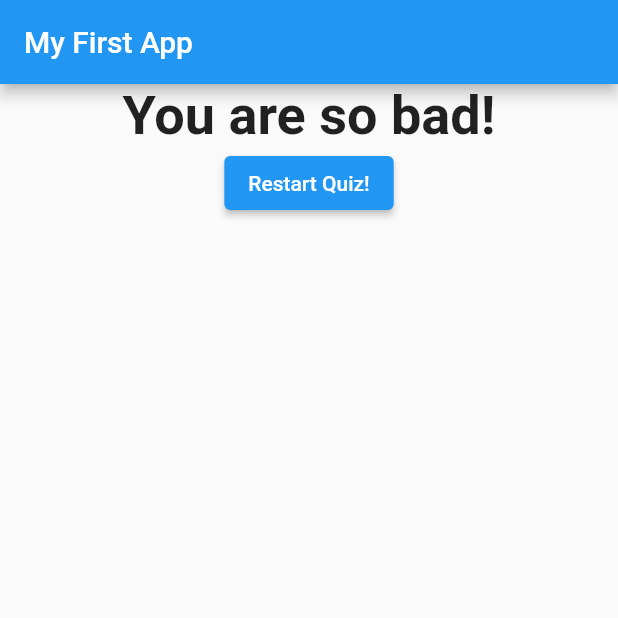
After one commit to bjamyl/flutter-demo, a Flutter app: the screen it shows after launch, after a tap on "Black", after a tap on "Sheep", after a tap on "Tyrese", on a phone screen of 412 x 824 dp, the top half of it. The commit adds this screen. Run offline on Flutter 3.47's test engine with Material 2 defaults, Android fonts, the phone set to English and light mode, and no system bars.

Commit message:
seperated app into widget

```diff
--- a/lib/answer.dart
+++ b/lib/answer.dart
@@ -4,7 +4,7 @@ class Answer extends StatelessWidget {
   final VoidCallback selectHandler;
   final String answerText;
 
-  Answer(this.selectHandler, this.answerText);
+  const Answer(this.selectHandler, this.answerText, {super.key});
   @override
   Widget build(BuildContext context) {
     return Container(
--- a/lib/main.dart
+++ b/lib/main.dart
@@ -1,8 +1,7 @@
 import 'package:flutter/material.dart';
 
-import './question.dart';
-import './answer.dart';
-
+import './quiz.dart';
+import './result.dart';
 // void main() {
 //   runApp(MyApp());
 // }
@@ -17,47 +16,71 @@ class MyApp extends StatefulWidget {
 }
 
 class _MyAppState extends State<MyApp> {
-  final questions = const [
+  final _questions = const [
     {
       'questionText': 'What\'s your favourite color?',
-        'answers': ['Black', 'Red', 'Green', 'White']
+      'answers': [
+        {'text': 'Black', 'score': 10},
+        {'text': 'Red', 'score': 5},
+        {'text': 'Green', 'score': 3},
+        {'text': 'White', 'score': 1},
+      ]
     },
     {
       'questionText': 'What\'s your favourite animal?',
-        'answers': ['Dog', 'Sheep', 'Lion', 'Tiger']
+      'answers': [
+        {'text': 'Dog', 'score': 1},
+        {'text': 'Sheep', 'score': 3},
+        {'text': 'Lion', 'score': 10},
+        {'text': 'Tiger', 'score': 9},
+      ]
     },
     {
       'questionText': 'Who\'s your favourite basketballer?',
-        'answers': ['Tyrese', 'Sharpe', 'LeBron', 'Tatum']
+      'answers': [
+        {'text': 'Tyrese', 'score': 5},
+        {'text': 'Sharpe', 'score': 9},
+        {'text': 'Lebron', 'score': 2},
+        {'text': 'Tatum', 'score': 1},
+      ]
     },
   ];
   var _questionIndex = 0;
+  var _totalScore = 0;
 
-  void _answerQuestion() {
-    if(_questionIndex < questions.length){
-
-    }
+  void _answerQuestion(int score) {
+    _totalScore += score;
+    if (_questionIndex < _questions.length) {}
     setState(() {
       _questionIndex = _questionIndex + 1;
     });
     print(_questionIndex);
   }
 
+  void _resetQuiz() {
+    setState(() {
+      _totalScore = 0;
+      _questionIndex = 0;
+    });
+  }
+
   @override
   Widget build(BuildContext context) {
-
     return MaterialApp(
+      debugShowCheckedModeBanner: false,
       home: Scaffold(
         appBar: AppBar(
           title: const Text('My First App'),
         ),
-        body: Column(
-          children: [
-            Question(questions[_questionIndex]['questionText'] as String),
-            ...?(questions[_questionIndex]['answers'] as List)?.map((answer) {
-              return Answer(_answerQuestion, answer);
-            }).toList()
-          ],
+        body: _questionIndex < _questions.length
+            ? Quiz(
+                answerQuestion: _answerQuestion,
+                questionIndex: _questionIndex,
+                questions: _questions,
+              )
+            : Result(
+                resultsScore: _totalScore,
+                resetHandler: _resetQuiz,
               ),
       ),
     );
--- /dev/null
+++ b/lib/quiz.dart
@@ -0,0 +1,27 @@
+import 'package:flutter/material.dart';
+import './answer.dart';
+import './question.dart';
+
+class Quiz extends StatelessWidget {
+  final int questionIndex;
+  final List<Map<String, Object>> questions;
+  final Function answerQuestion;
+
+  const Quiz(
+      {super.key,
+      required this.questionIndex,
+      required this.questions,
+      required this.answerQuestion});
+
+  @override
+  Widget build(BuildContext context) {
+    return Column(
+      children: [
+        Question(questions[questionIndex]['questionText'] as String),
+        ...(questions[questionIndex]['answers'] as List<Map<String, Object>>).map((answer) {
+          return Answer(()=>answerQuestion(answer['score']), answer['text'] as String);
+        }).toList()
+      ],
+    );
+  }
+}
--- /dev/null
+++ b/lib/result.dart
@@ -0,0 +1,48 @@
+import 'package:flutter/material.dart';
+
+class Result extends StatelessWidget {
+  final int resultsScore;
+  final VoidCallback resetHandler;
+  const Result({
+    super.key,
+    required this.resultsScore,
+    required this.resetHandler,
+  });
+
+  String get resultPhrase {
+    String resultText;
+    if (resultsScore <= 8) {
+      resultText = 'You are awesome and innocent!';
+    } else if (resultsScore <= 12) {
+      resultText = 'Pretty likeable!';
+    } else if (resultsScore <= 16) {
+      resultText = 'You are ... strange?!';
+    } else {
+      resultText = 'You are so bad!';
+    }
+
+    return resultText;
+  }
+
+  @override
+  Widget build(BuildContext context) {
+    return Center(
+      child: Column(
+        children: [
+          Text(
+            resultPhrase,
+            style: const TextStyle(
+              fontSize: 36,
+              fontWeight: FontWeight.bold,
+            ),
+            textAlign: TextAlign.center,
+          ),
+          ElevatedButton(
+            onPressed: resetHandler,
+            child: Text('Restart Quiz!'),
+          )
+        ],
+      ),
+    );
+  }
+}
```
Lines whose indentation alone changed are shown as unchanged.
